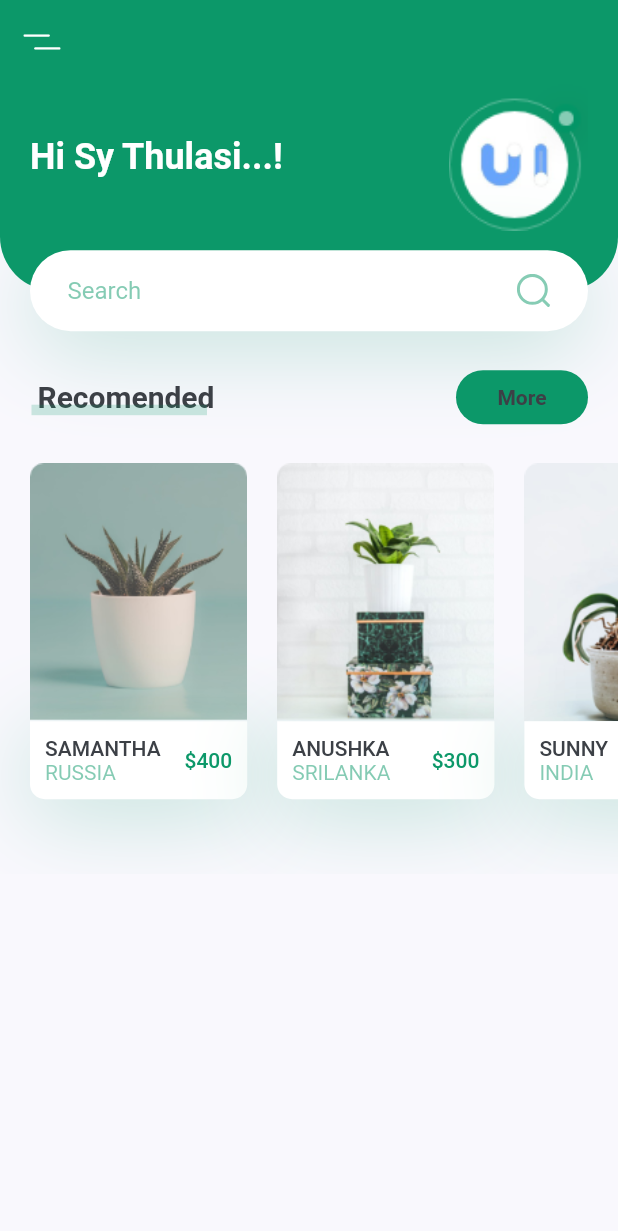
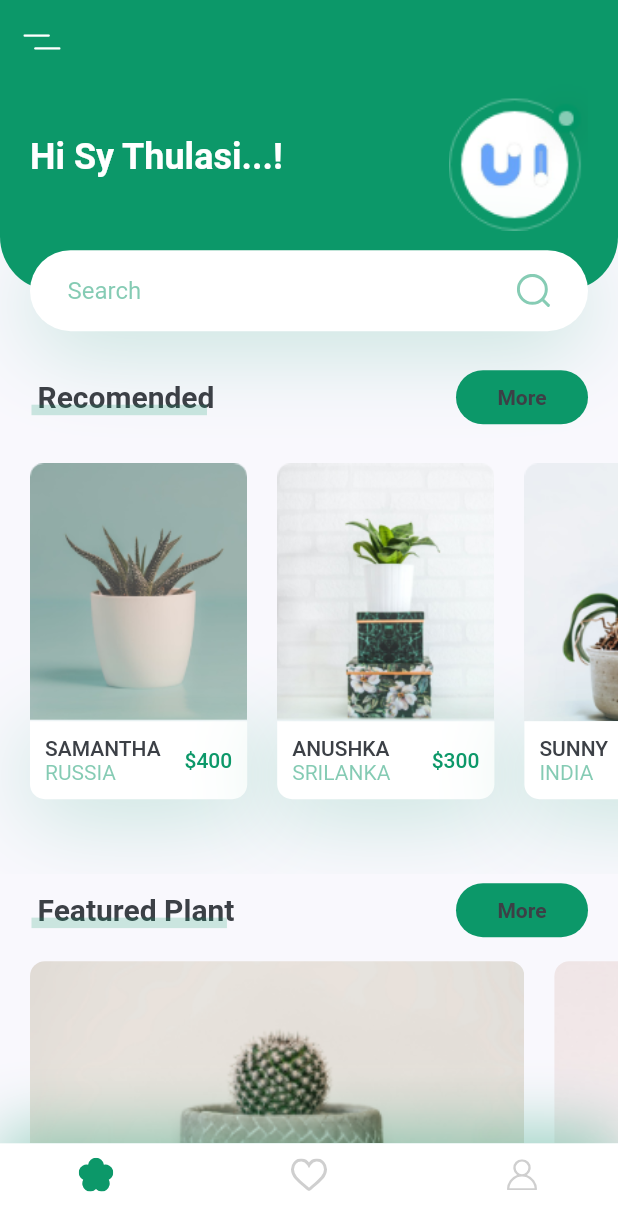
Before and after one commit to SyThulasi/Plant_App, a Flutter app: the screen it shows after launch, on a phone screen of 412 x 824 dp. Shown: the top 1231 px of the screen. Run offline on Flutter 3.47's test engine with Material 2 defaults, Android fonts, the phone set to English and light mode, and no system bars; our stand-ins replace flutter_svg.

Commit message:
add more widgets to home page

```diff
--- /dev/null
+++ b/lib/components/my_bottom_nav_bar.dart
@@ -0,0 +1,50 @@
+import 'package:flutter/material.dart';
+import 'package:flutter_svg/flutter_svg.dart';
+
+import '../constants.dart';
+
+class MyBottomNavBar extends StatelessWidget {
+  const MyBottomNavBar({
+    Key? key,
+  }) : super(key: key);
+
+  @override
+  Widget build(BuildContext context) {
+    Size size = MediaQuery.of(context).size;
+    return Container(
+      padding: EdgeInsets.only(
+        left: kDefaultPadding * 2,
+        right: kDefaultPadding * 2,
+        bottom: kDefaultPadding,
+      ),
+      height: size.height * 0.075,
+      decoration: BoxDecoration(
+        color: Colors.white,
+        boxShadow: [
+          BoxShadow(
+            offset: Offset(0, -10),
+            blurRadius: 35,
+            color: kPrimaryColor.withOpacity(0.38),
+          ),
+        ],
+      ),
+      child: Row(
+        mainAxisAlignment: MainAxisAlignment.spaceBetween,
+        children: <Widget>[
+          IconButton(
+            icon: SvgPicture.asset("assets/icons/flower.svg"),
+            onPressed: () {},
+          ),
+          IconButton(
+            icon: SvgPicture.asset("assets/icons/heart-icon.svg"),
+            onPressed: () {},
+          ),
+          IconButton(
+            icon: SvgPicture.asset("assets/icons/user-icon.svg"),
+            onPressed: () {},
+          ),
+        ],
+      ),
+    );
+  }
+}
--- a/lib/screens/home/components/body.dart
+++ b/lib/screens/home/components/body.dart
@@ -5,6 +5,7 @@ import 'package:plant_app/screens/home/components/recommended_plant.dart';
 import 'package:plant_app/screens/home/components/title_with_customLine.dart';
 
 import 'MoreButtton.dart';
+import 'feature_plants.dart';
 import 'header_with_search_box.dart';
 
 class Body extends StatelessWidget {
@@ -64,6 +65,25 @@ class Body extends StatelessWidget {
               ],
             ),
           ),
+          Padding(
+            padding: const EdgeInsets.only(
+              left: kDefaultPadding,
+              right: kDefaultPadding,
+            ),
+            child: Row(
+              children: <Widget>[
+                const TitleWithCustomLine(text: "Featured Plant"),
+                Spacer(),
+                flat_button(
+                  press: () {},
+                )
+              ],
+            ),
+          ),
+          FeaturePlants(),
+          SizedBox(
+            height: kDefaultPadding,
+          ),
         ],
       ),
     );
--- /dev/null
+++ b/lib/screens/home/components/feature_plants.dart
@@ -0,0 +1,62 @@
+import 'package:flutter/material.dart';
+
+import '../../../constants.dart';
+
+class FeaturePlants extends StatelessWidget {
+  const FeaturePlants({
+    Key? key,
+  }) : super(key: key);
+
+  @override
+  Widget build(BuildContext context) {
+    return SingleChildScrollView(
+      scrollDirection: Axis.horizontal,
+      child: Row(
+        children: [
+          FeaturePlantCard(
+            image: "assets/images/bottom_img_1.png",
+            press: () {},
+          ),
+          FeaturePlantCard(
+            image: "assets/images/bottom_img_2.png",
+            press: () {},
+          ),
+        ],
+      ),
+    );
+  }
+}
+
+class FeaturePlantCard extends StatelessWidget {
+  const FeaturePlantCard({
+    Key? key,
+    required this.image,
+    required this.press,
+  }) : super(key: key);
+
+  final String image;
+  final Function press;
+  @override
+  Widget build(BuildContext context) {
+    Size size = MediaQuery.of(context).size;
+    return GestureDetector(
+      onTap: press(),
+      child: Container(
+        margin: EdgeInsets.only(
+          top: kDefaultPadding / 2,
+          bottom: kDefaultPadding / 2,
+          left: kDefaultPadding,
+        ),
+        width: size.width * 0.8,
+        height: 180,
+        decoration: BoxDecoration(
+          borderRadius: BorderRadius.circular(10),
+          image: DecorationImage(
+            fit: BoxFit.cover,
+            image: AssetImage(image),
+          ),
+        ),
+      ),
+    );
+  }
+}
--- a/lib/screens/home/home_screen.dart
+++ b/lib/screens/home/home_screen.dart
@@ -2,6 +2,7 @@ import 'package:flutter/material.dart';
 import 'package:flutter_svg/svg.dart';
 import 'package:plant_app/constants.dart';
 
+import '../../components/my_bottom_nav_bar.dart';
 import 'components/body.dart';
 
 class HomeScreen extends StatelessWidget {
@@ -10,6 +11,7 @@ class HomeScreen extends StatelessWidget {
     return Scaffold(
       appBar: buildAppBar(),
       body: Body(),
+      bottomNavigationBar: MyBottomNavBar(),
     );
   }
 
```
